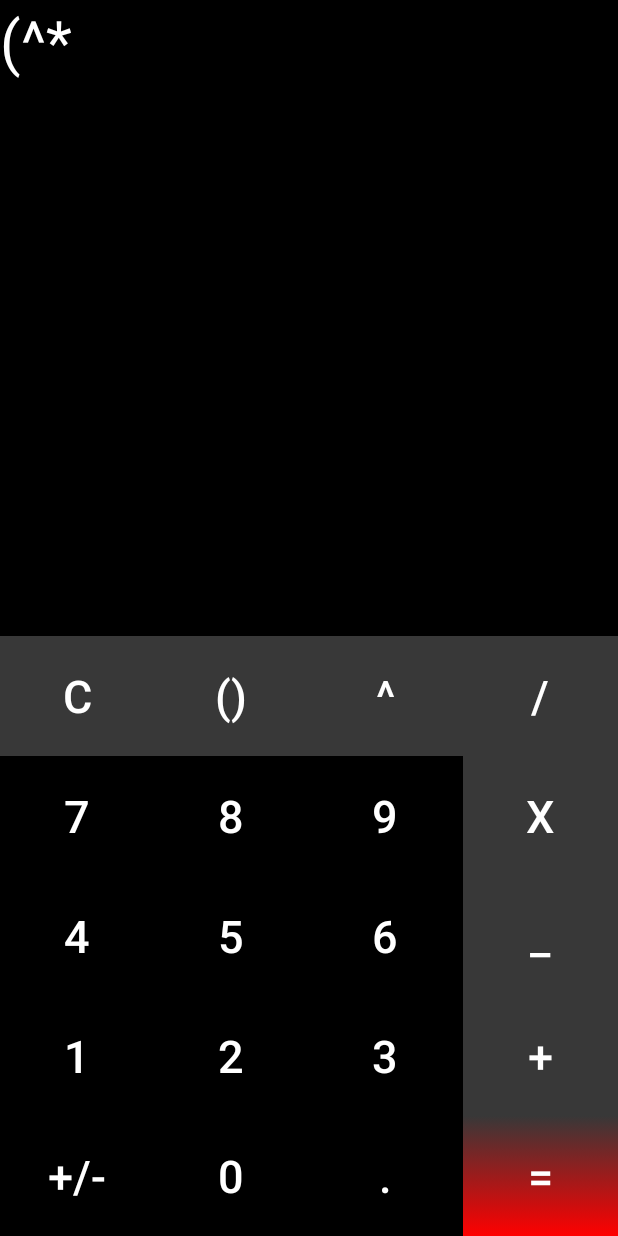
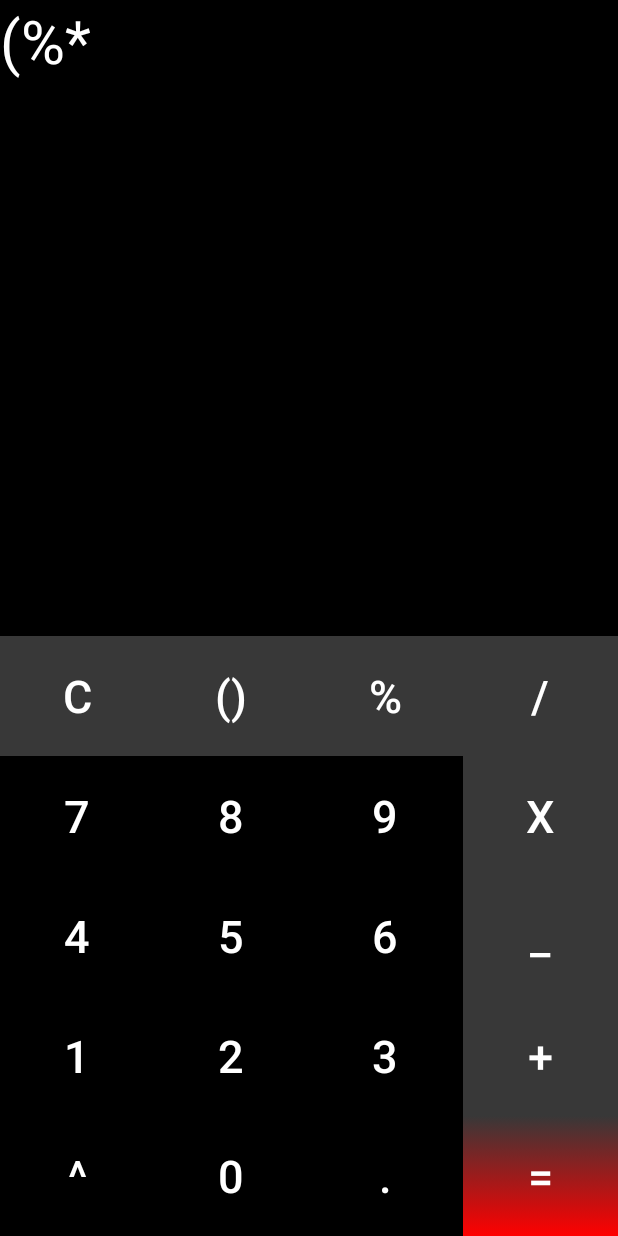
Before and after one commit to Varun-Jethani/CalculatorApp, an Android app: the screen it shows after launch (MainActivity), after a tap on an icon or button, on a phone screen of 412 x 824 dp. Run offline under Robolectric (Android 15) with nearby library versions, the phone set to English and light mode, and no system bars; 3 other taps on this screen came first.

```diff
--- a/app/build.gradle.kts
+++ b/app/build.gradle.kts
@@ -34,6 +34,7 @@ dependencies {
     implementation("com.google.android.material:material:1.9.0")
     implementation("androidx.constraintlayout:constraintlayout:2.1.4")
     testImplementation("junit:junit:4.13.2")
+    implementation ("io.apisense:rhino-android:1.0")
     androidTestImplementation("androidx.test.ext:junit:1.1.5")
     androidTestImplementation("androidx.test.espresso:espresso-core:3.5.1")
 }
--- a/app/src/main/res/layout/activity_main.xml
+++ b/app/src/main/res/layout/activity_main.xml
@@ -23,7 +23,7 @@
             android:layout_gravity="end|bottom"
             android:layout_weight="1"
             android:background="@color/black"
-            android:text="10+10"
+            android:text=""
             android:textColor="@color/white"
             android:textSize="40sp" />
 
@@ -34,7 +34,7 @@
             android:layout_gravity="end|center"
             android:layout_weight="1"
             android:background="@color/black"
-            android:text="20"
+            android:text=""
             android:textColor="@color/white"
             android:textSize="40sp" />
 
@@ -83,10 +83,10 @@
                 android:layout_height="80dp"
                 android:layout_weight="1"
                 android:background="@drawable/ripple_effect_operations"
-                android:text="^"
+                android:text="%"
                 android:textColor="@color/white"
                 android:textSize="30sp"
-                android:onClick="powerOfOnClick"/>
+                android:onClick="percentOnClick"/>
 
             <Button
                 android:id="@+id/divide"
@@ -265,10 +265,10 @@
                 android:layout_height="80dp"
                 android:layout_weight="1"
                 android:background="@drawable/ripple_effect_numbers"
-                android:text="+/-"
+                android:text="^"
                 android:textColor="@color/white"
                 android:textSize="30sp"
-                android:onClick="inverseOnClick"/>
+                android:onClick="powerOfOnClick"/>
 
             <Button
                 android:id="@+id/zero"
@@ -301,7 +301,7 @@
                 android:text="="
                 android:textColor="@color/white"
                 android:textSize="30sp"
-                android:onClick="equalOnClick"/>
+                android:onClick="equalsOnClick"/>
 
         </LinearLayout>
 
```
Also changed, not shown: app/src/main/java/com/example/calulator_mycap/MainActivity.java (+69 -10 lines).
